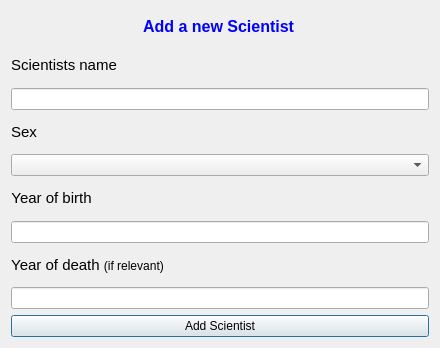
First picture: the form in Group36W3/ui/addscientistdialog.ui, repository skulia15/Group36, before the edit.
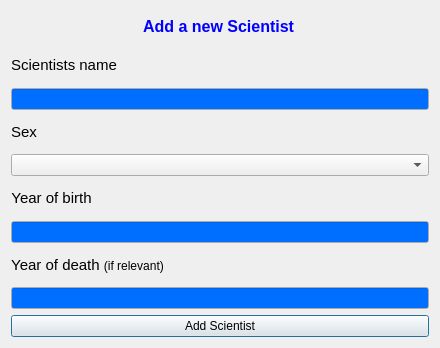
Second picture: the form after the edit. Icons and pictures are not drawn.

```diff
--- a/Group36W3/ui/addscientistdialog.ui
+++ b/Group36W3/ui/addscientistdialog.ui
@@ -10,6 +10,43 @@
     <height>348</height>
    </rect>
   </property>
+  <property name="palette">
+   <palette>
+    <active>
+     <colorrole role="Base">
+      <brush brushstyle="SolidPattern">
+       <color alpha="255">
+        <red>0</red>
+        <green>110</green>
+        <blue>255</blue>
+       </color>
+      </brush>
+     </colorrole>
+    </active>
+    <inactive>
+     <colorrole role="Base">
+      <brush brushstyle="SolidPattern">
+       <color alpha="255">
+        <red>0</red>
+        <green>110</green>
+        <blue>255</blue>
+       </color>
+      </brush>
+     </colorrole>
+    </inactive>
+    <disabled>
+     <colorrole role="Base">
+      <brush brushstyle="SolidPattern">
+       <color alpha="255">
+        <red>240</red>
+        <green>240</green>
+        <blue>240</blue>
+       </color>
+      </brush>
+     </colorrole>
+    </disabled>
+   </palette>
+  </property>
   <property name="windowTitle">
    <string>Add Scientist</string>
   </property>
```
